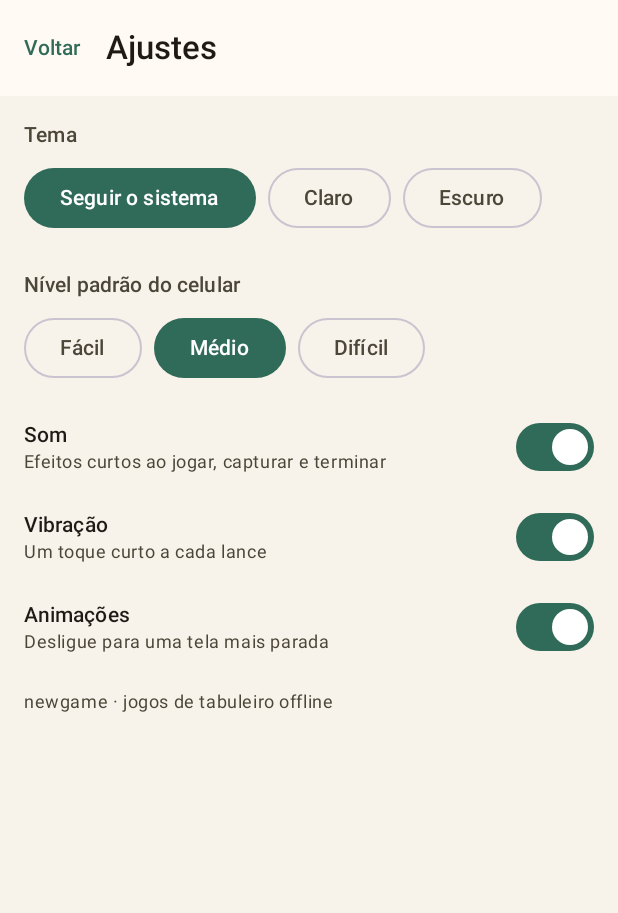
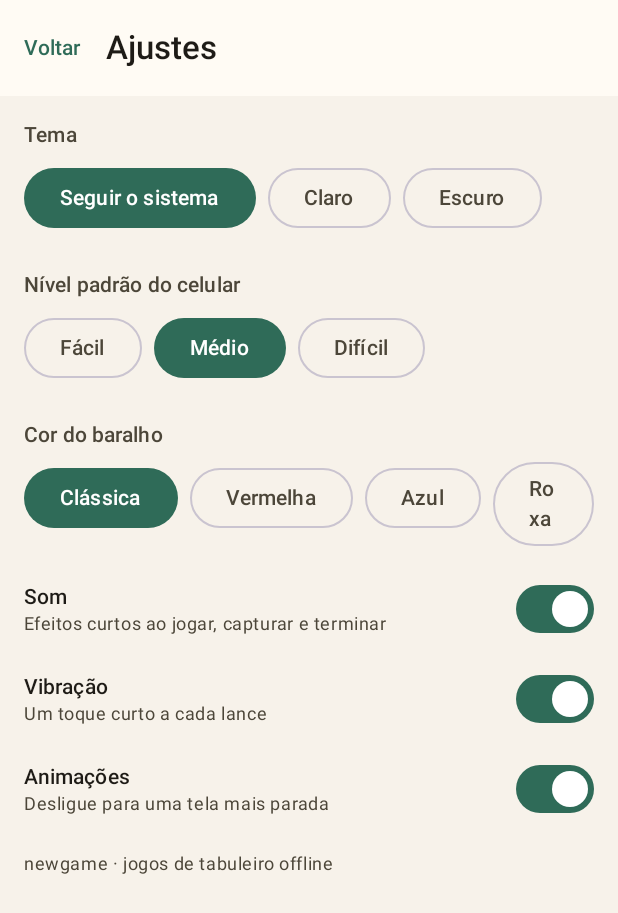
Before and after one commit to andre88br/newgame, an Android app built with Jetpack Compose: the screen it shows after launch (MainActivity), after a tap on "Ajustes", on a phone screen of 412 x 824 dp. Shown: the top 913 px of the screen. Run offline under Robolectric (Android 15) with nearby library versions, the phone set to English and light mode, and no system bars.

Commit message:
Ajustes: opção de cor do baralho
Novo ChoiceRow em Ajustes com quatro cores para as costas da carta:
clássica (a de sempre, que já varia com claro/escuro), vermelha, azul
e roxa — essas três fixas, como um baralho físico de verdade. A
escolha viaja por LocalDeckColor, do mesmo jeito que o tema já viaja
por LocalBoardPalette, e FaceDownCard é o único lugar que decide as
duas cores da costa a partir dela.

```diff
--- a/app/src/main/kotlin/io/github/andre88br/newgame/app/MainActivity.kt
+++ b/app/src/main/kotlin/io/github/andre88br/newgame/app/MainActivity.kt
@@ -50,7 +50,7 @@ class MainActivity : ComponentActivity() {
         setContent {
             val settings by container.preferences.settings.collectAsState()
 
-            NewgameTheme(choice = settings.theme) {
+            NewgameTheme(choice = settings.theme, deckColor = settings.deckColor) {
                 Surface(
                     modifier = Modifier.fillMaxSize(),
                     color = MaterialTheme.colorScheme.background,
--- a/app/src/main/kotlin/io/github/andre88br/newgame/app/data/AppPreferences.kt
+++ b/app/src/main/kotlin/io/github/andre88br/newgame/app/data/AppPreferences.kt
@@ -2,6 +2,7 @@ package io.github.andre88br.newgame.app.data
 
 import android.content.Context
 import android.content.SharedPreferences
+import io.github.andre88br.newgame.app.ui.theme.DeckColorChoice
 import io.github.andre88br.newgame.app.ui.theme.ThemeChoice
 import io.github.andre88br.newgame.core.ai.Difficulty
 import io.github.andre88br.newgame.core.session.BotNames
@@ -28,6 +29,8 @@ data class Settings(
      * com "Você" como sugestão, em vez de inventar um nome que a pessoa nunca escolheu.
      */
     val playerName: String = "",
+    /** As costas do baralho, nas telas de carta. */
+    val deckColor: DeckColorChoice = DeckColorChoice.CLASSIC,
 )
 
 /**
@@ -78,6 +81,11 @@ class AppPreferences(context: Context) {
         _settings.value = _settings.value.copy(animations = enabled)
     }
 
+    fun setDeckColor(choice: DeckColorChoice) {
+        prefs.edit().putString(KEY_DECK_COLOR, choice.name).apply()
+        _settings.value = _settings.value.copy(deckColor = choice)
+    }
+
     private fun read(): Settings = Settings(
         theme = prefs.getString(KEY_THEME, null).toEnum(ThemeChoice.SYSTEM),
         defaultDifficulty = prefs.getString(KEY_DIFFICULTY, null).toEnum(Difficulty.MEDIUM),
@@ -85,6 +93,7 @@ class AppPreferences(context: Context) {
         haptics = prefs.getBoolean(KEY_HAPTICS, true),
         animations = prefs.getBoolean(KEY_ANIMATIONS, true),
         playerName = prefs.getString(KEY_PLAYER_NAME, "").orEmpty(),
+        deckColor = prefs.getString(KEY_DECK_COLOR, null).toEnum(DeckColorChoice.CLASSIC),
     )
 
     /** Valor gravado por uma versão anterior que não exista mais volta ao padrão. */
@@ -98,5 +107,6 @@ class AppPreferences(context: Context) {
         const val KEY_HAPTICS = "haptics"
         const val KEY_ANIMATIONS = "animations"
         const val KEY_PLAYER_NAME = "player_name"
+        const val KEY_DECK_COLOR = "deck_color"
     }
 }
--- a/app/src/main/kotlin/io/github/andre88br/newgame/app/ui/board/surfaces/CardFace.kt
+++ b/app/src/main/kotlin/io/github/andre88br/newgame/app/ui/board/surfaces/CardFace.kt
@@ -27,6 +27,9 @@ import androidx.compose.ui.unit.dp
 import androidx.compose.ui.unit.sp
 import io.github.andre88br.newgame.app.R
 import io.github.andre88br.newgame.app.ui.theme.BoardPalette
+import io.github.andre88br.newgame.app.ui.theme.DeckColorChoice
+import io.github.andre88br.newgame.app.ui.theme.LocalDeckColor
+import io.github.andre88br.newgame.app.ui.theme.Palette
 import io.github.andre88br.newgame.core.cards.Card
 import io.github.andre88br.newgame.core.cards.Rank
 import io.github.andre88br.newgame.core.cards.Suit
@@ -214,11 +217,19 @@ fun FaceDownCard(
     width: Dp = CARD_WIDTH,
     height: Dp = CARD_HEIGHT,
 ) {
+    // CLÁSSICA segue a paleta do tabuleiro (varia com claro/escuro, como sempre foi); as
+    // outras são cores fixas de baralho, do jeito que um baralho físico realmente é.
+    val (fundo, miolo) = when (LocalDeckColor.current) {
+        DeckColorChoice.CLASSIC -> palette.secondPiece to palette.secondPieceEdge
+        DeckColorChoice.RED -> Palette.DeckRed to Palette.DeckRedEdge
+        DeckColorChoice.BLUE -> Palette.DeckBlue to Palette.DeckBlueEdge
+        DeckColorChoice.PURPLE -> Palette.DeckPurple to Palette.DeckPurpleEdge
+    }
     Box(
         modifier = modifier
             .size(width, height)
             .clip(RoundedCornerShape(6.dp))
-            .background(palette.secondPiece)
+            .background(fundo)
             .border(1.dp, palette.border, RoundedCornerShape(6.dp)),
     ) {
         Box(
@@ -226,7 +237,7 @@ fun FaceDownCard(
                 .fillMaxSize()
                 .padding(5.dp)
                 .clip(RoundedCornerShape(3.dp))
-                .background(palette.secondPieceEdge),
+                .background(miolo),
         )
     }
 }
--- a/app/src/main/kotlin/io/github/andre88br/newgame/app/ui/settings/SettingsScreen.kt
+++ b/app/src/main/kotlin/io/github/andre88br/newgame/app/ui/settings/SettingsScreen.kt
@@ -28,6 +28,7 @@ import io.github.andre88br.newgame.app.R
 import io.github.andre88br.newgame.app.data.AppPreferences
 import io.github.andre88br.newgame.app.ui.components.ChoiceRow
 import io.github.andre88br.newgame.app.ui.difficultyName
+import io.github.andre88br.newgame.app.ui.theme.DeckColorChoice
 import io.github.andre88br.newgame.app.ui.theme.ThemeChoice
 import io.github.andre88br.newgame.core.ai.Difficulty
 
@@ -76,6 +77,23 @@ fun SettingsScreen(preferences: AppPreferences, onBack: () -> Unit) {
                 selected = settings.defaultDifficulty,
                 optionLabel = { difficultyName(it) },
                 onSelect = preferences::setDefaultDifficulty,
+            )
+
+            ChoiceRow(
+                label = stringResource(R.string.settings_deck_color),
+                options = DeckColorChoice.entries.toList(),
+                selected = settings.deckColor,
+                optionLabel = {
+                    stringResource(
+                        when (it) {
+                            DeckColorChoice.CLASSIC -> R.string.settings_deck_color_classic
+                            DeckColorChoice.RED -> R.string.settings_deck_color_red
+                            DeckColorChoice.BLUE -> R.string.settings_deck_color_blue
+                            DeckColorChoice.PURPLE -> R.string.settings_deck_color_purple
+                        },
+                    )
+                },
+                onSelect = preferences::setDeckColor,
             )
 
             SwitchRow(
--- a/app/src/main/kotlin/io/github/andre88br/newgame/app/ui/theme/Color.kt
+++ b/app/src/main/kotlin/io/github/andre88br/newgame/app/ui/theme/Color.kt
@@ -35,6 +35,14 @@ object Palette {
     val DarkSurfaceVariant = Color(0xFF2C3238)
     val DarkOnSurface = Color(0xFFE6E1D9)
     val DarkOnSurfaceVariant = Color(0xFFC5C0B6)
+
+    // Costas de baralho coloridas — fixas, independentes de tema, como um baralho físico.
+    val DeckRed = Color(0xFF7A1F1F)
+    val DeckRedEdge = Color(0xFF4A0E0E)
+    val DeckBlue = Color(0xFF1F3F7A)
+    val DeckBlueEdge = Color(0xFF0E1E4A)
+    val DeckPurple = Color(0xFF4B1F7A)
+    val DeckPurpleEdge = Color(0xFF2A0E4A)
 }
 
 /**
--- a/app/src/main/kotlin/io/github/andre88br/newgame/app/ui/theme/Theme.kt
+++ b/app/src/main/kotlin/io/github/andre88br/newgame/app/ui/theme/Theme.kt
@@ -14,6 +14,20 @@ enum class ThemeChoice {
     SYSTEM,
     LIGHT,
     DARK,
+}
+
+/**
+ * Cor das costas do baralho, escolhida nos ajustes.
+ *
+ * [CLASSIC] é a cor de sempre — que já varia com claro e escuro, porque lê a paleta do
+ * tabuleiro. As outras são cores fixas, independentes de tema: um baralho físico não muda de
+ * cor quando o celular troca de tema.
+ */
+enum class DeckColorChoice {
+    CLASSIC,
+    RED,
+    BLUE,
+    PURPLE,
 }
 
 private val LightColors = lightColorScheme(
@@ -56,9 +70,13 @@ private val DarkColors = darkColorScheme(
  */
 val LocalBoardPalette = staticCompositionLocalOf { BoardPalette.Light }
 
+/** A cor do baralho escolhida nos ajustes, para quem desenha a costa de uma carta. */
+val LocalDeckColor = staticCompositionLocalOf { DeckColorChoice.CLASSIC }
+
 @Composable
 fun NewgameTheme(
     choice: ThemeChoice = ThemeChoice.SYSTEM,
+    deckColor: DeckColorChoice = DeckColorChoice.CLASSIC,
     content: @Composable () -> Unit,
 ) {
     val dark = when (choice) {
@@ -69,6 +87,7 @@ fun NewgameTheme(
 
     CompositionLocalProvider(
         LocalBoardPalette provides if (dark) BoardPalette.Dark else BoardPalette.Light,
+        LocalDeckColor provides deckColor,
     ) {
         MaterialTheme(
             colorScheme = if (dark) DarkColors else LightColors,
--- a/app/src/main/res/values/strings.xml
+++ b/app/src/main/res/values/strings.xml
@@ -97,6 +97,11 @@
     <string name="settings_theme_light">Claro</string>
     <string name="settings_theme_dark">Escuro</string>
     <string name="settings_default_difficulty">Nível padrão do celular</string>
+    <string name="settings_deck_color">Cor do baralho</string>
+    <string name="settings_deck_color_classic">Clássica</string>
+    <string name="settings_deck_color_red">Vermelha</string>
+    <string name="settings_deck_color_blue">Azul</string>
+    <string name="settings_deck_color_purple">Roxa</string>
     <string name="settings_about">newgame · jogos de tabuleiro offline</string>
 
     <!-- Geral -->
```
Also changed, not shown: 1 other file.
